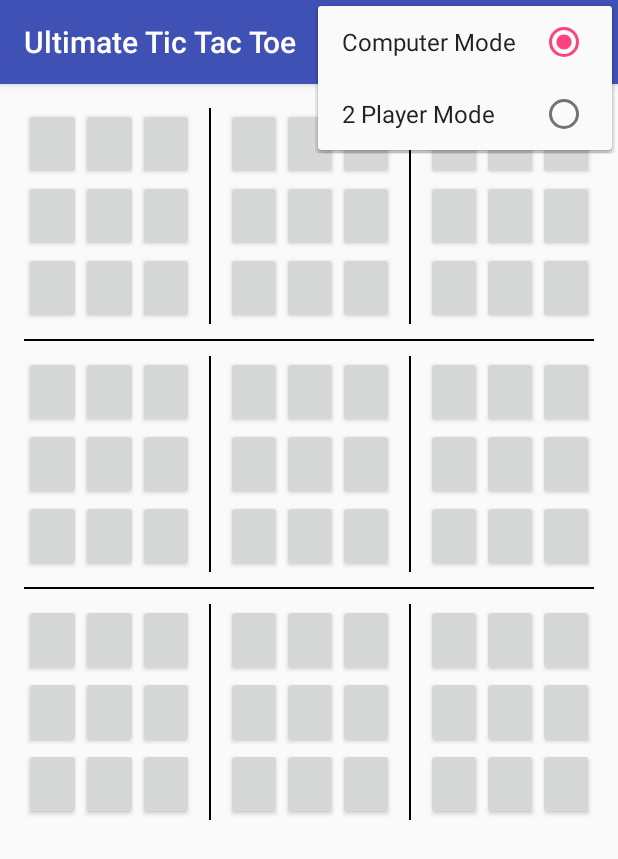
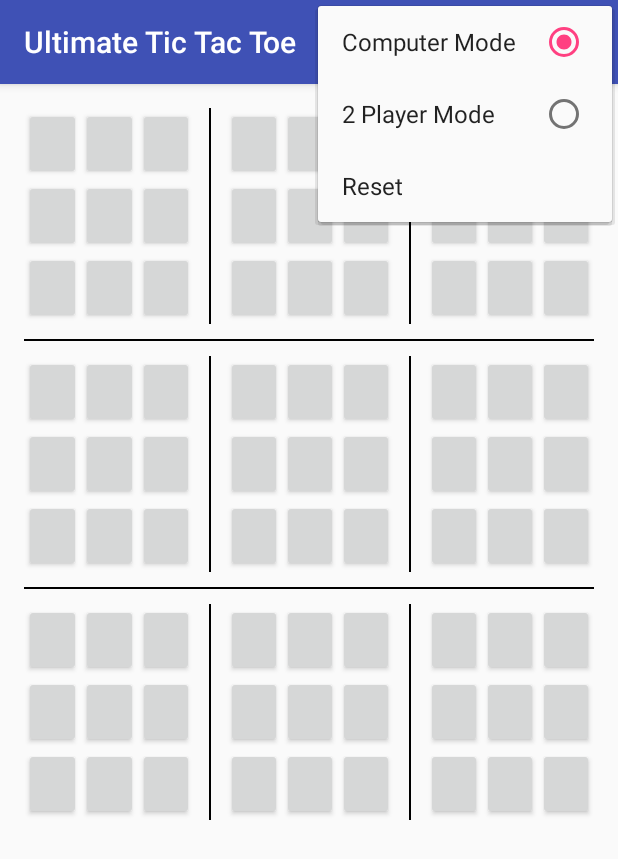
Before and after one commit to thatboytitz/Ultimate_Tic_Tac_Toe, an Android app: the screen it shows after launch (MainActivity), with the options menu open, on a phone screen of 412 x 824 dp. Shown: the top 859 px of the screen. Run offline under Robolectric (Android 15) with nearby library versions, the phone set to English and light mode, and no system bars.

```diff
--- a/app/src/main/res/menu/menu.xml
+++ b/app/src/main/res/menu/menu.xml
@@ -1,5 +1,6 @@
 <?xml version="1.0" encoding="utf-8"?>
-<menu xmlns:android="http://schemas.android.com/apk/res/android">
+<menu xmlns:android="http://schemas.android.com/apk/res/android"
+    xmlns:app="http://schemas.android.com/apk/res-auto">
     <group android:checkableBehavior="single">
         <item android:id="@+id/item1"
             android:titleCondensed="Default"
@@ -12,4 +13,10 @@
             android:title="2 Player Mode"
             android:icon="@android:drawable/ic_menu_preferences"/>
     </group>
+
+        <item
+            android:id="@+id/action_settings"
+            android:orderInCategory="100"
+            android:title="@string/action_settings"
+            app:showAsAction="never" />
 </menu>
```
Also changed, not shown: app/src/main/java/com/thatboytitz/ultimatetictactoe/MainActivity.java (+17 -24 lines).
